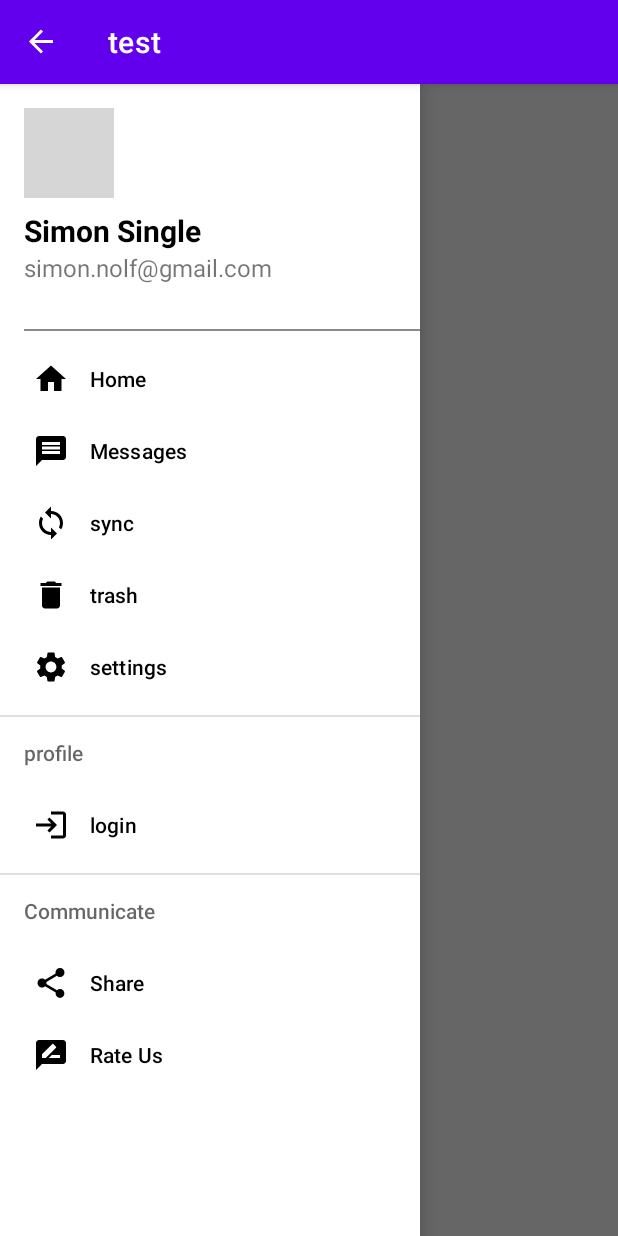
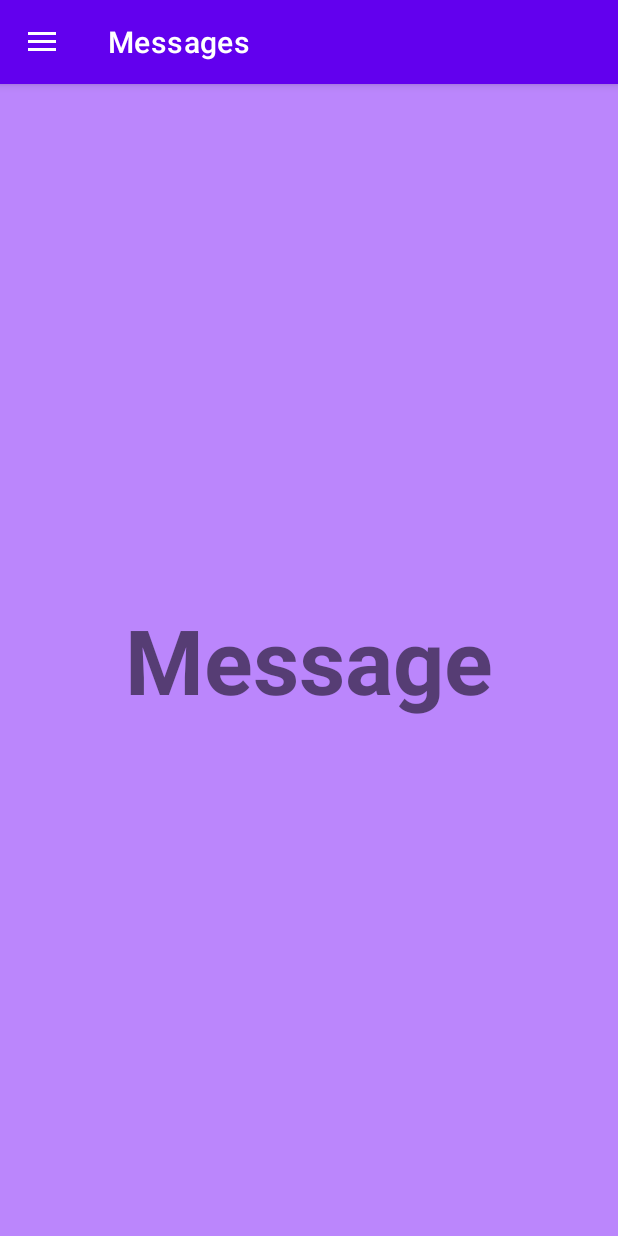
Before and after one commit to simonNolf/AmpConnect, an Android app: the screen it shows after launch (MainActivity), in the side drawer, after a tap on "Messages", on a phone screen of 412 x 824 dp. Run offline under Robolectric (Android 15) with nearby library versions, the phone set to English and light mode, and no system bars; grey boxes are pictures that could not be loaded.

Commit message:
nav bar ajout des pages

```diff
--- a/appli/app/build.gradle
+++ b/appli/app/build.gradle
@@ -38,6 +38,7 @@ dependencies {
     implementation 'com.google.android.material:material:1.4.0'
     implementation 'androidx.constraintlayout:constraintlayout:2.1.1'
     implementation 'de.hdodenhof:circleimageview:3.1.0'
+    implementation 'androidx.legacy:legacy-support-v4:1.0.0'
     testImplementation 'junit:junit:4.+'
     androidTestImplementation 'androidx.test.ext:junit:1.1.3'
     androidTestImplementation 'androidx.test.espresso:espresso-core:3.4.0'
--- /dev/null
+++ b/appli/app/src/main/java/com/example/myapplication/HomeFragment.kt
@@ -0,0 +1,59 @@
+package com.example.myapplication
+
+import android.os.Bundle
+import androidx.fragment.app.Fragment
+import android.view.LayoutInflater
+import android.view.View
+import android.view.ViewGroup
+
+// TODO: Rename parameter arguments, choose names that match
+// the fragment initialization parameters, e.g. ARG_ITEM_NUMBER
+private const val ARG_PARAM1 = "param1"
+private const val ARG_PARAM2 = "param2"
+
+/**
+ * A simple [Fragment] subclass.
+ * Use the [HomeFragment.newInstance] factory method to
+ * create an instance of this fragment.
+ */
+class HomeFragment : Fragment() {
+    // TODO: Rename and change types of parameters
+    private var param1: String? = null
+    private var param2: String? = null
+
+    override fun onCreate(savedInstanceState: Bundle?) {
+        super.onCreate(savedInstanceState)
+        arguments?.let {
+            param1 = it.getString(ARG_PARAM1)
+            param2 = it.getString(ARG_PARAM2)
+        }
+    }
+
+    override fun onCreateView(
+        inflater: LayoutInflater, container: ViewGroup?,
+        savedInstanceState: Bundle?
+    ): View? {
+        // Inflate the layout for this fragment
+        return inflater.inflate(R.layout.fragment_home, container, false)
+    }
+
+    companion object {
+        /**
+         * Use this factory method to create a new instance of
+         * this fragment using the provided parameters.
+         *
+         * @param param1 Parameter 1.
+         * @param param2 Parameter 2.
+         * @return A new instance of fragment HomeFragment.
+         */
+        // TODO: Rename and change types and number of parameters
+        @JvmStatic
+        fun newInstance(param1: String, param2: String) =
+            HomeFragment().apply {
+                arguments = Bundle().apply {
+                    putString(ARG_PARAM1, param1)
+                    putString(ARG_PARAM2, param2)
+                }
+            }
+    }
+}
--- a/appli/app/src/main/java/com/example/myapplication/MainActivity.kt
+++ b/appli/app/src/main/java/com/example/myapplication/MainActivity.kt
@@ -7,18 +7,20 @@ import android.view.MenuItem
 import android.widget.Toast
 import androidx.appcompat.app.ActionBarDrawerToggle
 import androidx.drawerlayout.widget.DrawerLayout
+import androidx.fragment.app.Fragment
 import com.google.android.material.navigation.NavigationView
 
 class MainActivity : AppCompatActivity() {
 
     lateinit var toggle : ActionBarDrawerToggle
+    lateinit var drawerLayout: DrawerLayout
 
 
     override fun onCreate(savedInstanceState: Bundle?) {
         super.onCreate(savedInstanceState)
         setContentView(R.layout.activity_main)
 
-        val drawerLayout : DrawerLayout = findViewById(R.id.drawerLayout)
+        drawerLayout = findViewById(R.id.drawerLayout)
         val navView : NavigationView = findViewById(R.id.nav_view)
 
         toggle = ActionBarDrawerToggle(this, drawerLayout,R.string.open, R.string.close)
@@ -29,14 +31,16 @@ class MainActivity : AppCompatActivity() {
 
         navView.setNavigationItemSelectedListener {
 
+            it.isChecked = true
+
             when(it.itemId){
 
-                R.id.nav_home -> Toast.makeText(applicationContext, "Clicked Home", Toast.LENGTH_SHORT).show()
-                R.id.nav_message -> Toast.makeText(applicationContext, "Clicked Message", Toast.LENGTH_SHORT).show()
+                R.id.nav_home -> replaceFragment(HomeFragment(),it.title.toString())
+                R.id.nav_message -> replaceFragment(MessageFragment(),it.title.toString())
                 R.id.nav_sync -> Toast.makeText(applicationContext, "Clicked Sync", Toast.LENGTH_SHORT).show()
                 R.id.nav_trash -> Toast.makeText(applicationContext, "Clicked Trash", Toast.LENGTH_SHORT).show()
                 R.id.nav_login -> Toast.makeText(applicationContext, "Clicked Login", Toast.LENGTH_SHORT).show()
-                R.id.nav_settings -> Toast.makeText(applicationContext, "Clicked Settings", Toast.LENGTH_SHORT).show()
+                R.id.nav_settings -> replaceFragment(SettingsFragment(),it.title.toString())
                 R.id.nav_share -> Toast.makeText(applicationContext, "Clicked Share", Toast.LENGTH_SHORT).show()
                 R.id.nav_rate_us -> Toast.makeText(applicationContext, "Clicked Rate us", Toast.LENGTH_SHORT).show()
 
@@ -44,6 +48,17 @@ class MainActivity : AppCompatActivity() {
 
             true
         }
+
+    }
+
+    private fun replaceFragment(fragment: Fragment,title : String){
+
+        val fragmentManager = supportFragmentManager
+        val fragmentTransaction = fragmentManager.beginTransaction()
+        fragmentTransaction.replace(R.id.frameLayout, fragment)
+        fragmentTransaction.commit()
+        drawerLayout.closeDrawers()
+        setTitle(title)
 
     }
 
--- /dev/null
+++ b/appli/app/src/main/java/com/example/myapplication/MessageFragment.kt
@@ -0,0 +1,59 @@
+package com.example.myapplication
+
+import android.os.Bundle
+import androidx.fragment.app.Fragment
+import android.view.LayoutInflater
+import android.view.View
+import android.view.ViewGroup
+
+// TODO: Rename parameter arguments, choose names that match
+// the fragment initialization parameters, e.g. ARG_ITEM_NUMBER
+private const val ARG_PARAM1 = "param1"
+private const val ARG_PARAM2 = "param2"
+
+/**
+ * A simple [Fragment] subclass.
+ * Use the [MessageFragment.newInstance] factory method to
+ * create an instance of this fragment.
+ */
+class MessageFragment : Fragment() {
+    // TODO: Rename and change types of parameters
+    private var param1: String? = null
+    private var param2: String? = null
+
+    override fun onCreate(savedInstanceState: Bundle?) {
+        super.onCreate(savedInstanceState)
+        arguments?.let {
+            param1 = it.getString(ARG_PARAM1)
+            param2 = it.getString(ARG_PARAM2)
+        }
+    }
+
+    override fun onCreateView(
+        inflater: LayoutInflater, container: ViewGroup?,
+        savedInstanceState: Bundle?
+    ): View? {
+        // Inflate the layout for this fragment
+        return inflater.inflate(R.layout.fragment_message, container, false)
+    }
+
+    companion object {
+        /**
+         * Use this factory method to create a new instance of
+         * this fragment using the provided parameters.
+         *
+         * @param param1 Parameter 1.
+         * @param param2 Parameter 2.
+         * @return A new instance of fragment MessageFragment.
+         */
+        // TODO: Rename and change types and number of parameters
+        @JvmStatic
+        fun newInstance(param1: String, param2: String) =
+            MessageFragment().apply {
+                arguments = Bundle().apply {
+                    putString(ARG_PARAM1, param1)
+                    putString(ARG_PARAM2, param2)
+                }
+            }
+    }
+}
--- a/appli/app/src/main/res/layout/activity_main.xml
+++ b/appli/app/src/main/res/layout/activity_main.xml
@@ -12,17 +12,10 @@
         android:layout_width="match_parent"
         android:layout_height="match_parent">
 
-        <TextView
-            android:layout_width="wrap_content"
-            android:layout_height="wrap_content"
-            android:text="Activity 1"
-            android:textSize="26dp"
-            android:textColor="@color/black"
-            app:layout_constraintBottom_toBottomOf="parent"
-            app:layout_constraintEnd_toEndOf="parent"
-            app:layout_constraintHorizontal_bias="0.5"
-            app:layout_constraintStart_toStartOf="parent"
-            app:layout_constraintTop_toTopOf="parent" />
+        <FrameLayout
+            android:layout_width="match_parent"
+            android:layout_height="match_parent"
+            android:id="@+id/frameLayout"/>
 
     </androidx.constraintlayout.widget.ConstraintLayout>
 
--- /dev/null
+++ b/appli/app/src/main/res/layout/fragment_message.xml
@@ -0,0 +1,18 @@
+<?xml version="1.0" encoding="utf-8"?>
+<FrameLayout xmlns:android="http://schemas.android.com/apk/res/android"
+    xmlns:tools="http://schemas.android.com/tools"
+    android:layout_width="match_parent"
+    android:layout_height="match_parent"
+    android:background="@color/purple_200"
+    tools:context=".MessageFragment">
+
+    <TextView
+        android:layout_width="wrap_content"
+        android:layout_height="wrap_content"
+        android:layout_gravity="center"
+        android:text="Message"
+        android:textStyle="bold"
+        android:textSize="60dp"/>
+
+
+</FrameLayout>
--- a/appli/app/src/main/res/menu/nav_menu.xml
+++ b/appli/app/src/main/res/menu/nav_menu.xml
@@ -2,6 +2,8 @@
 <menu xmlns:android="http://schemas.android.com/apk/res/android"
     xmlns:tools="http://schemas.android.com/tools"
     tools:showIn="navigation_view">
+
+    <group android:checkableBehavior="single">
 
         <item
             android:id="@+id/nav_home"
@@ -27,15 +29,18 @@
             android:id="@+id/nav_settings"
             android:icon="@drawable/ic_baseline_settings_24"
             android:title="settings" />
+    </group>
 
     <item android:title="profile">
 
         <menu>
-
+            <group>
                 <item
                     android:id="@+id/nav_login"
                     android:icon="@drawable/ic_baseline_login_24"
                     android:title="login" />
+
+            </group>
         </menu>
 
     </item>
@@ -43,16 +48,16 @@
     <item android:title="Communicate">
 
         <menu>
-
+            <group>
                 <item
                     android:id="@+id/nav_share"
                     android:icon="@drawable/ic_baseline_share_24"
-                android:title="Share"/>
+                    android:title="Share" />
                 <item
                     android:id="@+id/nav_rate_us"
                     android:icon="@drawable/ic_baseline_rate_review_24"
-                android:title="Rate Us"/>
-
+                    android:title="Rate Us" />
+            </group>
         </menu>
 
 
--- a/appli/app/src/main/res/values/colors.xml
+++ b/appli/app/src/main/res/values/colors.xml
@@ -8,4 +8,5 @@
     <color name="black">#FF000000</color>
     <color name="white">#FFFFFFFF</color>
     <color name="underline">#8D8888</color>
+    <color name="red">#E91E63</color>
 </resources>
--- a/appli/app/src/main/res/values/strings.xml
+++ b/appli/app/src/main/res/values/strings.xml
@@ -2,4 +2,6 @@
     <string name="app_name">test</string>
     <string name="open">Open</string>
     <string name="close">Close</string>
+    <!-- TODO: Remove or change this placeholder text -->
+    <string name="hello_blank_fragment">Hello blank fragment</string>
 </resources>
```
Also changed, not shown: appli/app/src/main/java/com/example/myapplication/SettingsFragment.kt (added, +59 -0 lines), appli/app/src/main/res/drawable/ic_baseline_menu_24.xml (added, +10 -0 lines), appli/app/src/main/res/layout/fragment_home.xml (added, +17 -0 lines), appli/app/src/main/res/layout/fragment_settings.xml (added, +18 -0 lines). Lines whose indentation alone changed are shown as unchanged.
